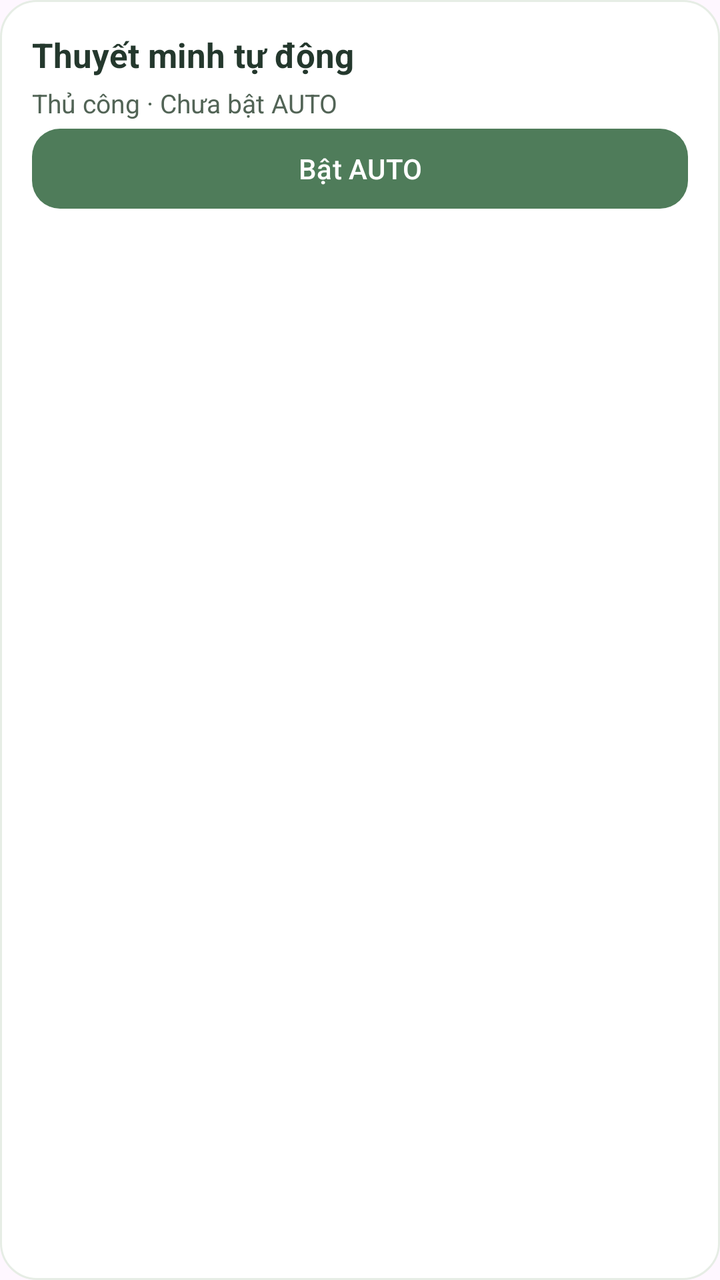
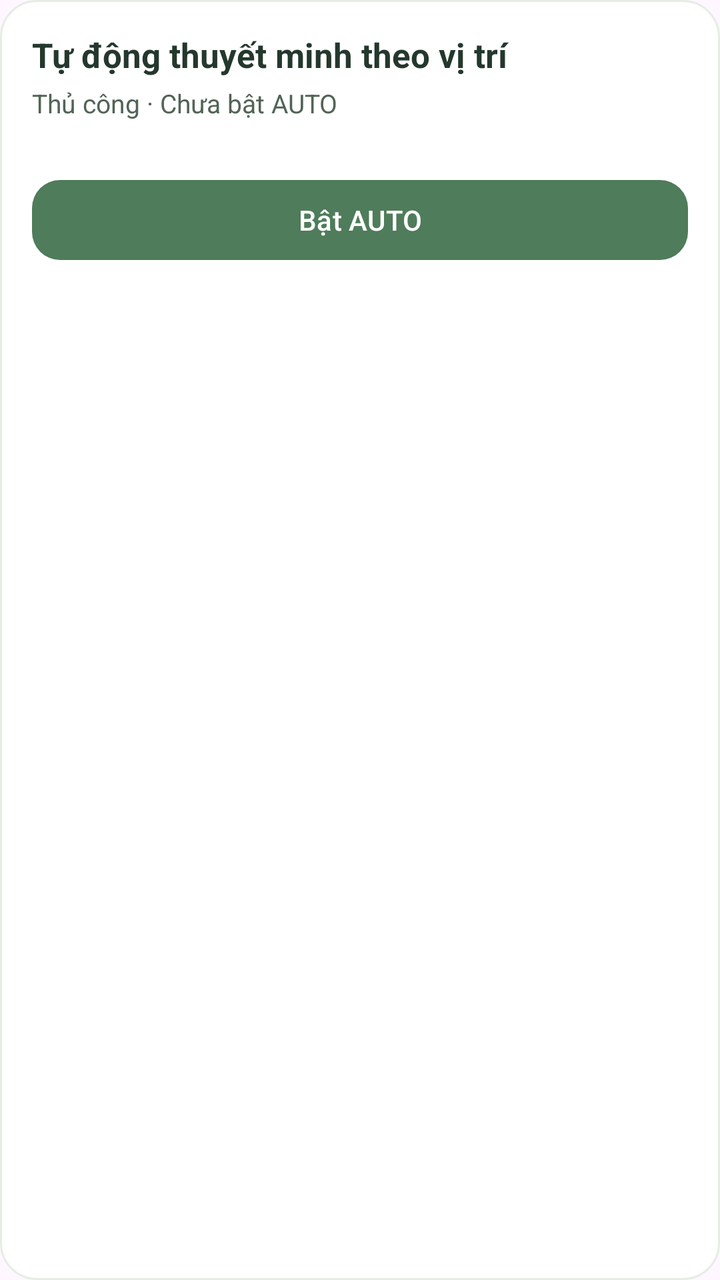

The first picture is an Android layout as it rendered before a commit; the second is the same layout after the commit. The layout source and the unified diff follow.
<!-- AndroidManifest.xml: application theme Theme.APP_CK -->
<!-- res/layout/view_auto_tour.xml -->
<?xml version="1.0" encoding="utf-8"?>
<LinearLayout xmlns:android="http://schemas.android.com/apk/res/android"
    xmlns:app="http://schemas.android.com/apk/res-auto"
    android:id="@+id/tourBangAuto" android:layout_width="match_parent"
    android:layout_height="wrap_content" android:layout_marginTop="16dp"
    android:padding="16dp" android:orientation="vertical" android:background="@drawable/nen_tq_the">
    <TextView android:layout_width="match_parent" android:layout_height="wrap_content"
        android:text="Thuyết minh tự động" android:textSize="17sp"
        android:textStyle="bold" android:textColor="#24382D" />
    <TextView android:id="@+id/tourCheDo" android:layout_width="match_parent"
        android:layout_height="wrap_content" android:layout_marginTop="4dp"
        android:text="Thủ công · Chưa bật AUTO" android:textSize="13sp" android:textColor="#526456" />
    <com.google.android.material.button.MaterialButton android:id="@+id/tourBatAuto"
        android:layout_width="match_parent" android:layout_height="wrap_content"
        android:minHeight="48dp" android:text="Bật AUTO" android:textAllCaps="false"
        android:textColor="#FFFFFF" app:backgroundTint="#4F7C5A" app:cornerRadius="14dp" />
    <TextView android:id="@+id/tourTrangThai" android:layout_width="match_parent"
        android:layout_height="wrap_content" android:layout_marginTop="4dp"
        android:visibility="gone" android:textColor="#526456" android:textSize="13sp"
        android:accessibilityLiveRegion="polite" />
    <com.google.android.material.button.MaterialButton android:id="@+id/tourBuocDemo"
        style="@style/Widget.MaterialComponents.Button.OutlinedButton"
        android:layout_width="match_parent" android:layout_height="wrap_content"
        android:minHeight="48dp" android:text="Demo: tiến gần điểm" android:textAllCaps="false"
        android:textColor="#4F7C5A" android:visibility="gone" app:strokeColor="#4F7C5A" />
</LinearLayout>
<!-- resources referenced by this layout -->
<resources>
  <!-- drawable nen_tq_the (drawable) -->
  <?xml version="1.0" encoding="utf-8"?>
  
  <shape xmlns:android="http://schemas.android.com/apk/res/android">
      <solid android:color="#FFFFFF"/>
      <corners android:radius="18dp"/>
      <stroke
          android:width="1dp"
          android:color="#E6EDE5"/>
  </shape>
  <style name="Theme.APP_CK" parent="Base.Theme.APP_CK" />
  <style name="Base.Theme.APP_CK" parent="Theme.Material3.DayNight.NoActionBar">
          <item name="materialAlertDialogTheme">@style/ThemeOverlay.APP_CK.Dialog</item>
          
          
      </style>
  <style name="ThemeOverlay.APP_CK.Dialog" parent="ThemeOverlay.Material3.MaterialAlertDialog">
          <item name="colorPrimary">#4F7C5A</item>
          <item name="colorOnPrimary">#FFFFFF</item>
          <item name="colorSurface">#FFFFFF</item>
          <item name="colorSurfaceContainerHigh">#FFFFFF</item>
          <item name="colorOnSurface">#24382D</item>
          <item name="colorOnSurfaceVariant">#647568</item>
          <item name="android:textColorPrimary">#24382D</item>
          <item name="android:textColorSecondary">#647568</item>
          <item name="shapeAppearanceOverlay">@style/ShapeAppearance.APP_CK.Dialog</item>
          <item name="buttonBarPositiveButtonStyle">@style/Widget.APP_CK.Dialog.Positive</item>
          <item name="buttonBarNegativeButtonStyle">@style/Widget.APP_CK.Dialog.Negative</item>
          <item name="buttonBarNeutralButtonStyle">@style/Widget.APP_CK.Dialog.Negative</item>
      </style>
  <style name="ShapeAppearance.APP_CK.Dialog" parent="">
          <item name="cornerFamily">rounded</item>
          <item name="cornerSize">24dp</item>
      </style>
  <style name="Widget.APP_CK.Dialog.Positive" parent="Widget.Material3.Button.TextButton.Dialog">
          <item name="android:textColor">#FFFFFF</item>
          <item name="backgroundTint">#4F7C5A</item>
          <item name="cornerRadius">12dp</item>
          <item name="android:textAllCaps">false</item>
          <item name="android:minHeight">48dp</item>
          <item name="android:layout_marginStart">8dp</item>
      </style>
  <style name="Widget.APP_CK.Dialog.Negative" parent="Widget.Material3.Button.TextButton.Dialog">
          <item name="android:textColor">#4F7C5A</item>
          <item name="backgroundTint">#EEF4EA</item>
          <item name="cornerRadius">12dp</item>
          <item name="android:textAllCaps">false</item>
          <item name="android:minHeight">48dp</item>
      </style>
</resources>

<!-- the commit's change to res/layout/view_auto_tour.xml (unified diff, before → after) -->
@@ -5,11 +5,14 @@
     android:layout_height="wrap_content" android:layout_marginTop="16dp"
     android:padding="16dp" android:orientation="vertical" android:background="@drawable/nen_tq_the">
     <TextView android:layout_width="match_parent" android:layout_height="wrap_content"
-        android:text="Thuyết minh tự động" android:textSize="17sp"
+        android:text="Tự động thuyết minh theo vị trí" android:textSize="17sp"
         android:textStyle="bold" android:textColor="#24382D" />
     <TextView android:id="@+id/tourCheDo" android:layout_width="match_parent"
         android:layout_height="wrap_content" android:layout_marginTop="4dp"
         android:text="Thủ công · Chưa bật AUTO" android:textSize="13sp" android:textColor="#526456" />
+    <TextView android:id="@+id/tourPhamVi" android:layout_width="match_parent"
+        android:layout_height="wrap_content" android:layout_marginTop="8dp"
+        android:textSize="13sp" android:textColor="#526456" />
     <com.google.android.material.button.MaterialButton android:id="@+id/tourBatAuto"
         android:layout_width="match_parent" android:layout_height="wrap_content"
         android:minHeight="48dp" android:text="Bật AUTO" android:textAllCaps="false"
